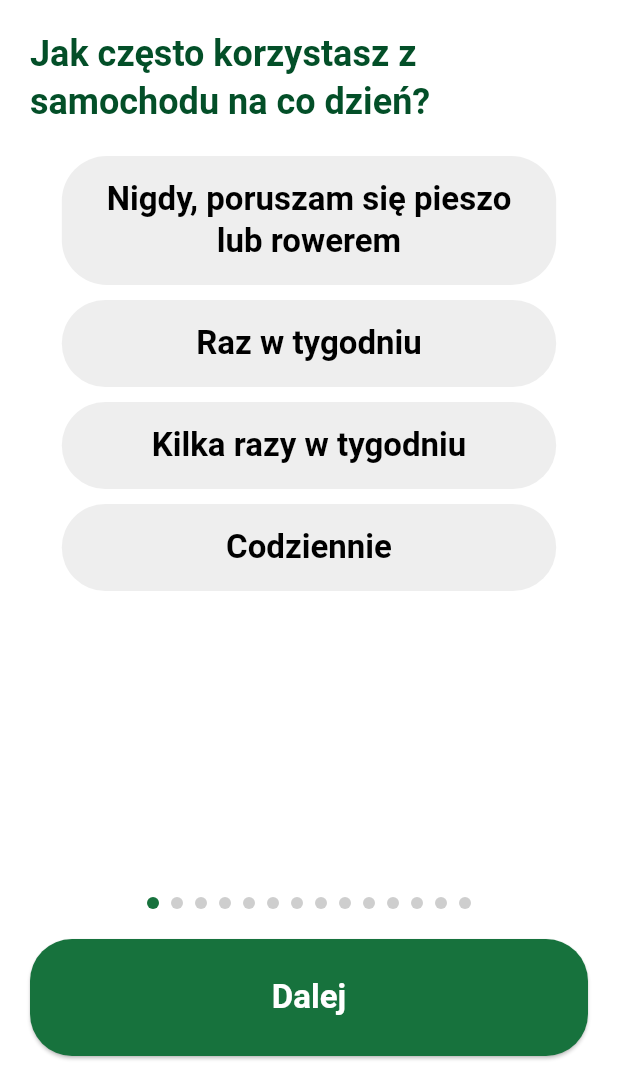
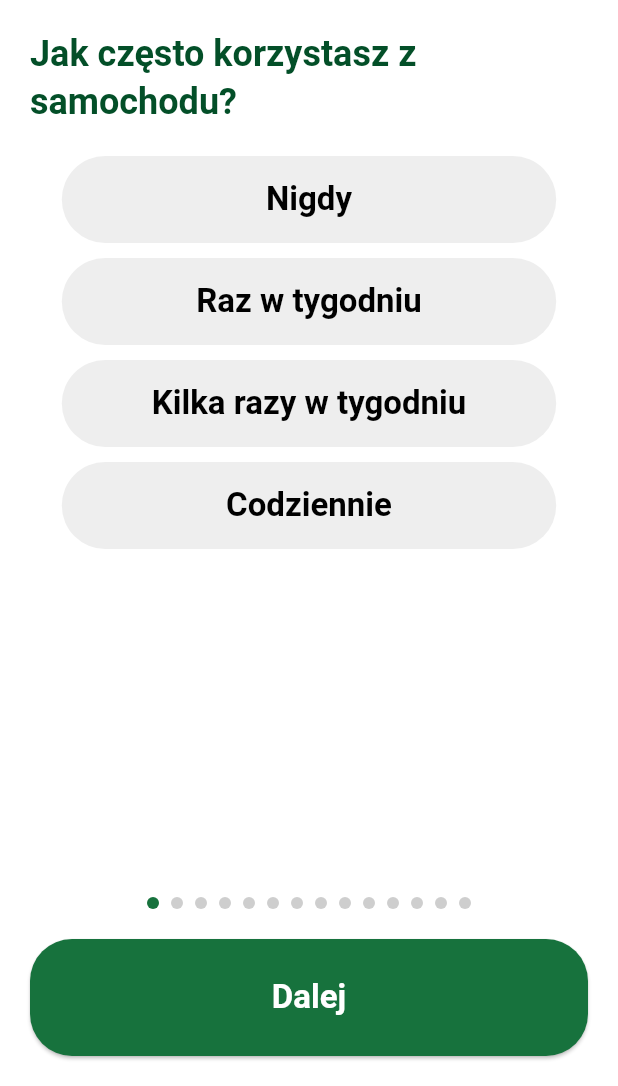
Before and after one commit to MeCatooo/HackYeah2024, a Flutter app: the SurveyScreen screen opened directly, on a phone screen of 412 x 824 dp, the part 150-1236 px from its top. Run offline on Flutter 3.47's test engine with Material 3 defaults, Android fonts, the phone set to English and light mode, and no system bars; our stand-ins replace flutter_riverpod, shared_preferences; accounts and stored records are empty.

Commit message:
magda's czanges

```diff
--- a/co2unter/lib/features/survey/presentation/survey_screen.dart
+++ b/co2unter/lib/features/survey/presentation/survey_screen.dart
@@ -17,16 +17,16 @@ class _SurveyScreenState extends State<SurveyScreen> {
   int _currentPage = 0;
   final List<Question> _questions = [
   Question(
-    'Jak często korzystasz z samochodu na co dzień?',
+    'Jak często korzystasz z samochodu?',
     [
-      'Nigdy, poruszam się pieszo lub rowerem',
+      'Nigdy',
       'Raz w tygodniu',
       'Kilka razy w tygodniu',
       'Codziennie'
     ],
   ),
   Question(
-    'Jakie jest Twoje główne źródło energii w domu?',
+    'Jakie jest główne źródło energii w domu?',
     [
       'Energia odnawialna',
       'Energia elektryczna',
@@ -35,7 +35,7 @@ class _SurveyScreenState extends State<SurveyScreen> {
     ],
   ),
   Question(
-    'Jak często podróżujesz samolotem w ciągu roku?',
+    'Jak często podróżujesz samolotem?',
     [
       'Nigdy',
       'Raz w roku',
@@ -44,12 +44,12 @@ class _SurveyScreenState extends State<SurveyScreen> {
     ],
   ),
   Question(
-    'Jakie jest Twoje podejście do zakupu nowych ubrań?',
+    'Jakie jest Twoje podejście do zakupu ubrań?',
     [
-      'Kupuję tylko rzeczy z drugiej ręki',
+      'Kupuję tylko z drugiej ręki',
       'Kupuję kilka razy w roku',
       'Kupuję co miesiąc',
-      'Kupuję nowe ubrania co tydzień'
+      'Kupuję nowe co tydzień'
     ],
   ),
   Question(
@@ -64,14 +64,14 @@ class _SurveyScreenState extends State<SurveyScreen> {
   Question(
     'Jak często jadasz mięso?',
     [
-      'Nigdy (jestem weganinem)',
+      'Nigdy',
       'Kilka razy w miesiącu',
       'Kilka razy w tygodniu',
       'Codziennie'
     ],
   ),
   Question(
-    'Jakie jest Twoje główne środki transportu na co dzień?',
+    'Jakie są Twoje środki transportu?',
     [
       'Rower lub pieszo',
       'Komunikacja publiczna',
@@ -98,7 +98,7 @@ class _SurveyScreenState extends State<SurveyScreen> {
     ],
   ),
   Question(
-    'Jak często zmieniasz swoje urządzenia elektroniczne (np. telefon, komputer)?',
+    'Jak często wymieniasz urządzenia elektroniczne?',
     [
       'Co 5 lat lub rzadziej',
       'Co 3-4 lata',
@@ -120,14 +120,14 @@ class _SurveyScreenState extends State<SurveyScreen> {
     [
       'Naturalne środki',
       'Produkty ekologiczne',
-      'Zwykłe środki czystości w niewielkich ilościach',
+      'Środki czystości w niewielkich ilościach',
       'Zwykłe chemiczne środki czystości'
     ],
   ),
   Question(
-    'Jak często korzystasz z jednorazowych produktów (np. plastikowych butelek)?',
+    'Jak często używasz jednorazowych produktów?',
     [
-      'Nigdy, używam tylko wielokrotnego użytku',
+      'Nigdy',
       'Kilka razy w roku',
       'Kilka razy w miesiącu',
       'Codziennie'
@@ -137,7 +137,7 @@ class _SurveyScreenState extends State<SurveyScreen> {
     'Jakie jest Twoje podejście do recyklingu?',
     [
       'Recyklinguję wszystko, co tylko mogę',
-      'Recyklinguję większość rzeczy, ale nie zawsze',
+      'Recyklinguję większość rzeczy',
       'Rzadko recyklinguję',
       'Nigdy nie recyklinguję'
     ],
```
